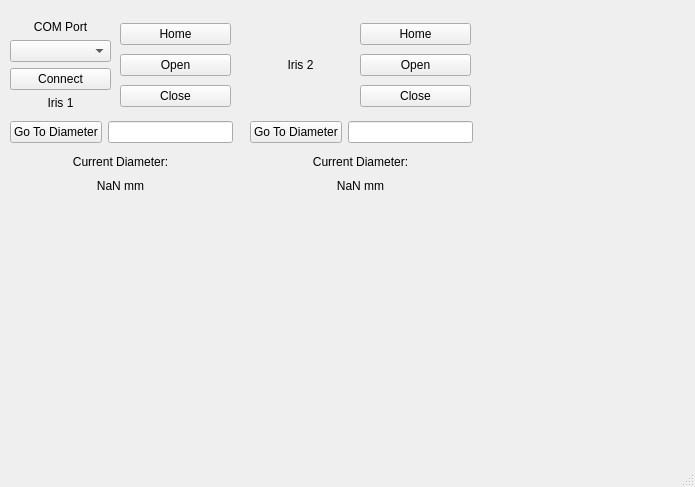
This is devices/Iris/irisUI.ui in nfbeier/15tw-smartsystem as Qt 5 draws it before an edit. The edited form follows.
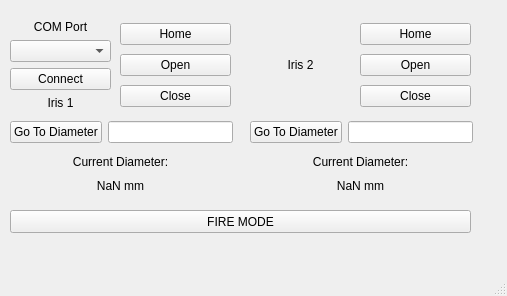
This is the edited form.

Commit message: update code for second iris, add errorhandling and default opening on closing / fire mode enabling

Diff of the .ui file:
```diff
--- a/devices/Iris/irisUI.ui
+++ b/devices/Iris/irisUI.ui
@@ -6,8 +6,8 @@
    <rect>
     <x>0</x>
     <y>0</y>
-    <width>695</width>
-    <height>487</height>
+    <width>507</width>
+    <height>296</height>
    </rect>
   </property>
   <property name="windowTitle">
@@ -280,6 +280,19 @@
      </layout>
     </widget>
    </widget>
+   <widget class="QPushButton" name="fireButton">
+    <property name="geometry">
+     <rect>
+      <x>10</x>
+      <y>210</y>
+      <width>461</width>
+      <height>23</height>
+     </rect>
+    </property>
+    <property name="text">
+     <string>FIRE MODE</string>
+    </property>
+   </widget>
   </widget>
   <widget class="QMenuBar" name="menubar">
    <property name="geometry">
```
Left out of the diff: 4 changed lines with no effect on the pictures. The commit also changes 3 other files.
